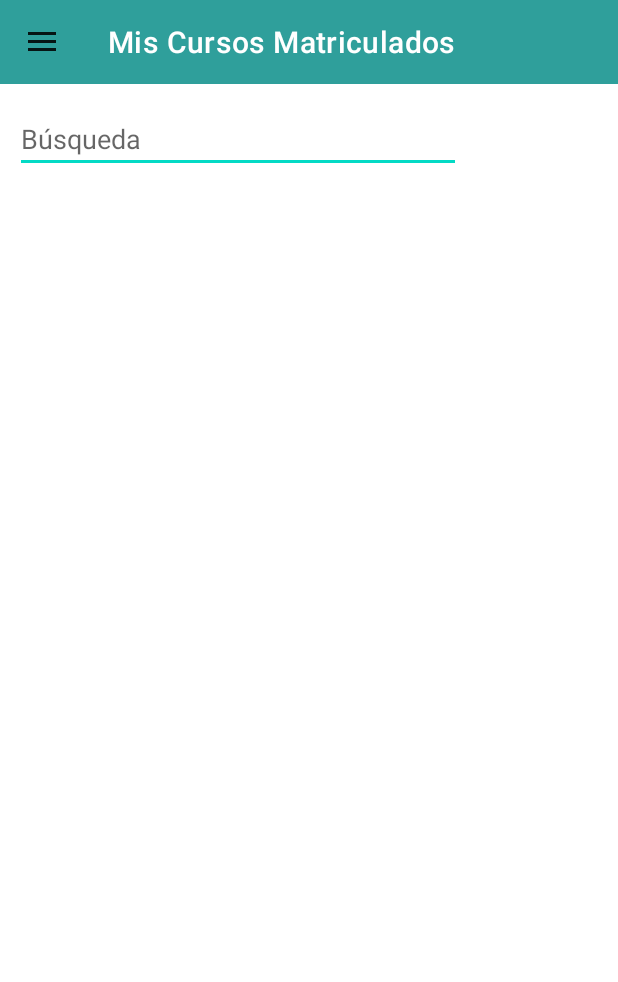
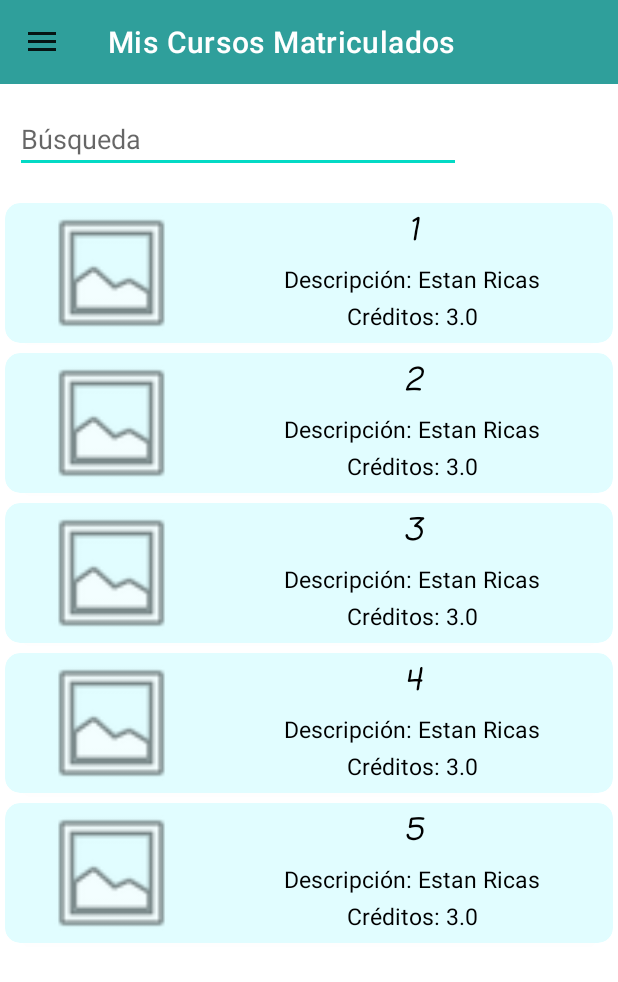
Before and after one commit to KevinFloresG/Mobile_Components, an Android app: the CoursesRecyclerFragment screen opened directly, with no data from a screen before it, on a phone screen of 412 x 824 dp. Shown: the top 982 px of the screen. Run offline under Robolectric (Android 15) with nearby library versions, the phone set to English and light mode, and no system bars; 4 statements that could not run were skipped.

Commit message:
Image in sales row, adapting recycler view

```diff
--- /dev/null
+++ b/app/src/main/java/com/mobile/mobile_components/model/Sale.kt
@@ -0,0 +1,10 @@
+package com.mobile.mobile_components.model
+
+data class Sale(
+    var id: Int,
+    var product : String,
+    var desc : String,
+    var price : Double,
+    var latitude : Double,
+    var longitude : Double,
+    var phone : Int)
--- a/app/src/main/java/com/mobile/mobile_components/recyler_views/adapters/CoursesAdapter.kt
+++ b/app/src/main/java/com/mobile/mobile_components/recyler_views/adapters/SalesAdapter.kt
@@ -7,31 +7,31 @@ import android.view.ViewGroup
 import android.widget.TextView
 import androidx.recyclerview.widget.RecyclerView
 import com.mobile.mobile_components.R
-import com.mobile.mobile_components.model.Course
+import com.mobile.mobile_components.model.Sale
 
-class CoursesAdapter(
-    private var list : List<Course>
-    ) : RecyclerView.Adapter<CoursesAdapter.MyViewHolder>() {
+class SalesAdapter(
+    private var list : List<Sale>
+    ) : RecyclerView.Adapter<SalesAdapter.MyViewHolder>() {
 
     override fun onCreateViewHolder(parent: ViewGroup, viewType: Int): MyViewHolder {
         val view = LayoutInflater.from(parent.context)
-            .inflate(R.layout.course_row, parent, false)
+            .inflate(R.layout.sale_row, parent, false)
         return MyViewHolder(view)
     }
 
     @SuppressLint("SetTextI18n")
     override fun onBindViewHolder(holder: MyViewHolder, position: Int) {
         val l = list[position]
-        holder.id.text = l.id
-        holder.description.text = "Descripción: ${l.description}"
-        holder.credits.text = "Créditos: ${l.credits}"
+        holder.id.text = l.id.toString()
+        holder.description.text = "Descripción: ${l.desc}"
+        holder.price.text = "Créditos: ${l.price}"
     }
 
     override fun getItemCount(): Int {
         return list.size
     }
 
-    fun updateList(list: ArrayList<Course>){
+    fun updateList(list: ArrayList<Sale>){
         this.list = list
         notifyDataSetChanged()
     }
@@ -39,6 +39,6 @@ class CoursesAdapter(
     class MyViewHolder(view: View) : RecyclerView.ViewHolder(view){
         val id : TextView = view.findViewById(R.id.class_id)
         val description : TextView = view.findViewById(R.id.class_description)
-        val credits : TextView = view.findViewById(R.id.class_credits)
+        val price : TextView = view.findViewById(R.id.class_credits)
     }
 }
--- a/app/src/main/java/com/mobile/mobile_components/recyler_views/recyclers/CoursesRecyclerFragment.kt
+++ b/app/src/main/java/com/mobile/mobile_components/recyler_views/recyclers/SalesRecyclerFragment.kt
@@ -16,18 +16,18 @@ import androidx.recyclerview.widget.RecyclerView
 import com.mobile.mobile_components.R
 import com.mobile.mobile_components.data.DBHelper
 import com.mobile.mobile_components.fragments.CourseFragment
-import com.mobile.mobile_components.model.Course
+import com.mobile.mobile_components.model.Sale
 import com.mobile.mobile_components.model.CurrentData
-import com.mobile.mobile_components.recyler_views.adapters.CoursesAdapter
+import com.mobile.mobile_components.recyler_views.adapters.SalesAdapter
 
 private const val FILTER_TYPE = "filter_type"
 
 class CoursesRecyclerFragment : Fragment() {
 
     private var filter: Int? = null
-    private lateinit var adapter: CoursesAdapter
+    private lateinit var adapter: SalesAdapter
     private var db : DBHelper? = null
-    private lateinit var list : ArrayList<Course>
+    private lateinit var list : ArrayList<Sale>
 
     override fun onCreate(savedInstanceState: Bundle?) {
         super.onCreate(savedInstanceState)
@@ -40,7 +40,7 @@ class CoursesRecyclerFragment : Fragment() {
         inflater: LayoutInflater, container: ViewGroup?,
         savedInstanceState: Bundle?
     ): View? {
-        val view = inflater.inflate(R.layout.fragment_courses_recycler, container, false)
+        val view = inflater.inflate(R.layout.fragment_sales_recycler, container, false)
         btnAddCourse(view)
         initRecycler(view)
         return view
@@ -51,7 +51,7 @@ class CoursesRecyclerFragment : Fragment() {
             view.findViewById<Button>(R.id.add_course).visibility = View.INVISIBLE
         else
             view.findViewById<Button>(R.id.add_course).setOnClickListener {
-                changeFrag(null)
+                //changeFrag(null)
             }
     }
 
@@ -59,12 +59,18 @@ class CoursesRecyclerFragment : Fragment() {
         val recycler = view.findViewById<RecyclerView>(R.id.recycler_courses)
         recycler.layoutManager = LinearLayoutManager(activity)
         db = context?.let { DBHelper(it) }
-        when(filter){
+      /*  when(filter){
             1 -> list = db!!.getAllCourses()
             2 -> list = db!!.getCoursesByStudent(CurrentData.getCurrentUser()!!.id)
             3 -> list = db!!.getNotCoursesByStudent(CurrentData.getCurrentUser()!!.id)
-        }
-        adapter = CoursesAdapter(list)
+        }*/
+        list = ArrayList();
+        list.add(Sale(1,"Papitas","Estan Ricas", 3.00, 123.0, 12.0, 82811234 ))
+        list.add(Sale(2,"Papita","Estan Ricas", 3.00, 123.0, 12.0, 82811234 ))
+        list.add(Sale(3,"Papit","Estan Ricas", 3.00, 123.0, 12.0, 82811234 ))
+        list.add(Sale(4,"Papi","Estan Ricas", 3.00, 123.0, 12.0, 82811234 ))
+        list.add(Sale(5,"Pap","Estan Ricas", 3.00, 123.0, 12.0, 82811234 ))
+        adapter = SalesAdapter(list)
         recycler.adapter = adapter
 
         val search = view.findViewById<EditText>(R.id.search_courses)
@@ -87,7 +93,7 @@ class CoursesRecyclerFragment : Fragment() {
             override fun onSwiped(viewHolder: RecyclerView.ViewHolder, direction: Int) {
                 when(direction){
                     ItemTouchHelper.RIGHT -> showDialog(viewHolder)
-                    ItemTouchHelper.LEFT -> goToUpdate(viewHolder)
+                    //ItemTouchHelper.LEFT -> goToUpdate(viewHolder)
                 }
             }
         }
@@ -97,18 +103,18 @@ class CoursesRecyclerFragment : Fragment() {
 
     private fun goToUpdate(viewHolder: RecyclerView.ViewHolder){
         if(filter==1)
-            changeFrag(list[viewHolder.adapterPosition])
+            //changeFrag(list[viewHolder.adapterPosition])
         adapter.notifyItemChanged(viewHolder.adapterPosition)
     }
-
-    private fun changeFrag(course: Course?){
+/*
+    private fun changeFrag(course: Sale?){
         val fragment: Fragment = CourseFragment.newInstance(course)
         val transaction = activity?.supportFragmentManager!!.beginTransaction()
         transaction.hide(this)
         transaction.add(R.id.fragment_container, fragment)
         transaction.addToBackStack(null)
         transaction.commit()
-    }
+    }*/
 
     private fun showDialog(viewHolder: RecyclerView.ViewHolder){
         val builder = AlertDialog.Builder(activity)
@@ -131,11 +137,11 @@ class CoursesRecyclerFragment : Fragment() {
         builder.setMessage(msg)
         builder.setPositiveButton("Confirmar"){ _, _ ->
             val position = viewHolder.adapterPosition
-            when(filter){
+           /* when(filter){
                 1 -> db!!.deleteCourse(list[position].id)
                 2 -> db!!.unregisterCourse(CurrentData.getCurrentUser()!!.id, list[position].id)
                 3 -> db!!.registerCourse(CurrentData.getCurrentUser()!!.id, list[position].id)
-            }
+            }*/
             list.removeAt(position)
             adapter.notifyItemRemoved(position)
         }
@@ -146,9 +152,9 @@ class CoursesRecyclerFragment : Fragment() {
     }
 
     private fun filter(string: String){
-        val filtered = ArrayList<Course>()
+        val filtered = ArrayList<Sale>()
         list.forEach{
-            if (it.id.lowercase().contains(string.lowercase())){
+            if (it.id.toString().lowercase().contains(string.lowercase())){
                 filtered.add(it)
             }
         }
--- /dev/null
+++ b/app/src/main/res/layout/sale_row.xml
@@ -0,0 +1,80 @@
+<?xml version="1.0" encoding="utf-8"?>
+<androidx.cardview.widget.CardView xmlns:android="http://schemas.android.com/apk/res/android"
+    xmlns:app="http://schemas.android.com/apk/res-auto"
+    xmlns:tools="http://schemas.android.com/tools"
+    android:layout_width="match_parent"
+    android:layout_height="wrap_content"
+    android:layout_margin="3dp"
+    app:cardBackgroundColor="#E1FDFF"
+    app:cardCornerRadius="10dp">
+
+    <androidx.constraintlayout.widget.ConstraintLayout
+        android:layout_width="match_parent"
+        android:layout_height="wrap_content">
+
+        <LinearLayout
+            android:id="@+id/linearLayout"
+            android:layout_width="259dp"
+            android:layout_height="wrap_content"
+            android:layout_margin="4dp"
+            android:layout_marginEnd="4dp"
+            android:layout_marginRight="4dp"
+            android:orientation="vertical"
+            app:layout_constraintBottom_toBottomOf="parent"
+            app:layout_constraintEnd_toEndOf="parent"
+            app:layout_constraintHorizontal_bias="1.0"
+            app:layout_constraintStart_toStartOf="parent"
+            app:layout_constraintTop_toTopOf="parent"
+            app:layout_constraintVertical_bias="0.555">
+
+            <TextView
+                android:id="@+id/class_id"
+                android:layout_width="match_parent"
+                android:layout_height="wrap_content"
+                android:layout_marginBottom="5dp"
+                android:fontFamily="casual"
+                android:gravity="center"
+                android:textColor="@color/black"
+                android:textSize="20sp"
+                android:textStyle="bold|italic"
+                app:layout_constraintBottom_toBottomOf="parent"
+                app:layout_constraintStart_toStartOf="parent"
+                app:layout_constraintTop_toTopOf="parent" />
+
+            <TextView
+                android:id="@+id/class_description"
+                android:layout_width="match_parent"
+                android:layout_height="wrap_content"
+                android:layout_marginBottom="3dp"
+                android:gravity="center"
+                android:textColor="@color/black"
+                android:textSize="15sp"
+                app:layout_constraintBottom_toBottomOf="parent"
+                app:layout_constraintStart_toStartOf="parent"
+                app:layout_constraintTop_toTopOf="parent" />
+
+            <TextView
+                android:id="@+id/class_credits"
+                android:layout_width="match_parent"
+                android:layout_height="wrap_content"
+                android:layout_marginBottom="3dp"
+                android:gravity="center"
+                android:textColor="@color/black"
+                android:textSize="15sp"
+                app:layout_constraintBottom_toBottomOf="parent"
+                app:layout_constraintStart_toStartOf="parent"
+                app:layout_constraintTop_toTopOf="parent" />
+        </LinearLayout>
+
+        <ImageView
+            android:id="@+id/imageView"
+            android:layout_width="0dp"
+            android:layout_height="0dp"
+            app:layout_constraintBottom_toBottomOf="parent"
+            app:layout_constraintEnd_toStartOf="@+id/linearLayout"
+            app:layout_constraintStart_toStartOf="parent"
+            app:layout_constraintTop_toTopOf="parent"
+            app:srcCompat="@android:drawable/ic_menu_gallery" />
+
+    </androidx.constraintlayout.widget.ConstraintLayout>
+</androidx.cardview.widget.CardView>
--- a/app/src/main/res/values/strings.xml
+++ b/app/src/main/res/values/strings.xml
@@ -1,5 +1,5 @@
 <resources>
-    <string name="app_name">Courses And Students</string>
+    <string name="app_name">Venta de Garage</string>
     <string name="ingresar">Ingresar</string>
     <string name="registrarse">Registrarse</string>
     <string name="login">Login</string>
@@ -10,7 +10,6 @@
     <string name="log_out">Salir</string>
     <string name="open">open</string>
     <string name="close">close</string>
-    <!-- TODO: Remove or change this placeholder text -->
     <string name="hello_blank_fragment">Hello blank fragment</string>
     <string name="add_student">Agregar Estudiante</string>
     <string name="b_squeda">Búsqueda</string>
```
Also changed, not shown: app/src/main/res/layout/course_row.xml (deleted, +0 -54 lines), app/src/main/res/layout/fragment_sales_recycler.xml (renamed from app/src/main/res/layout/fragment_courses_recycler.xml).
